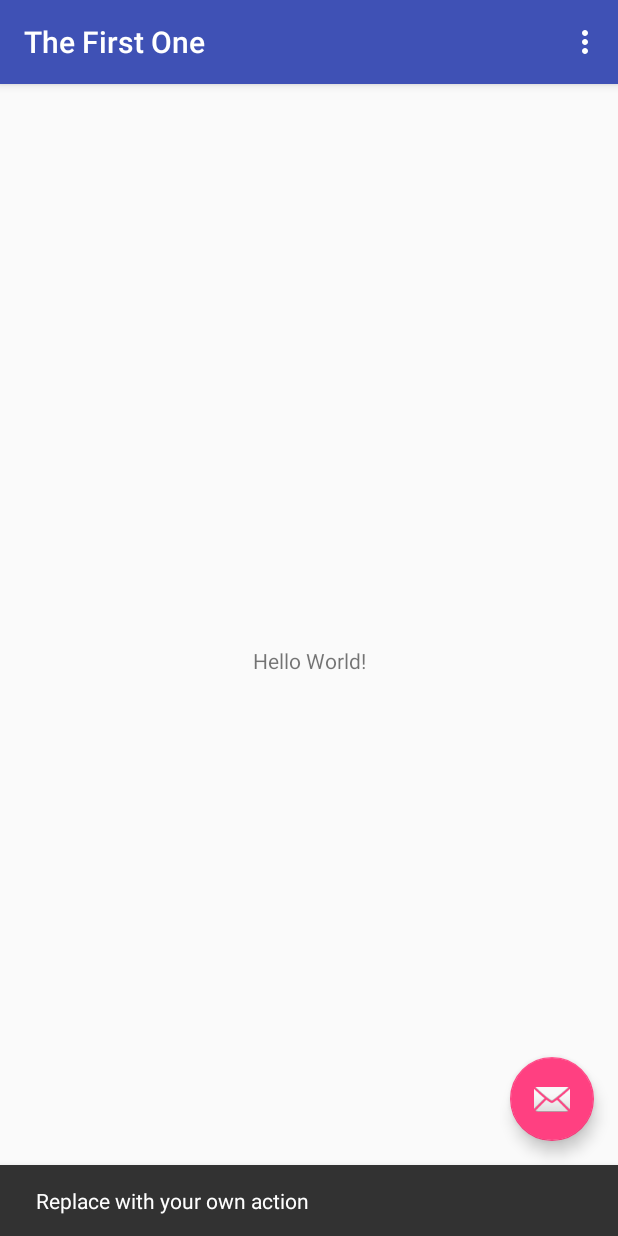
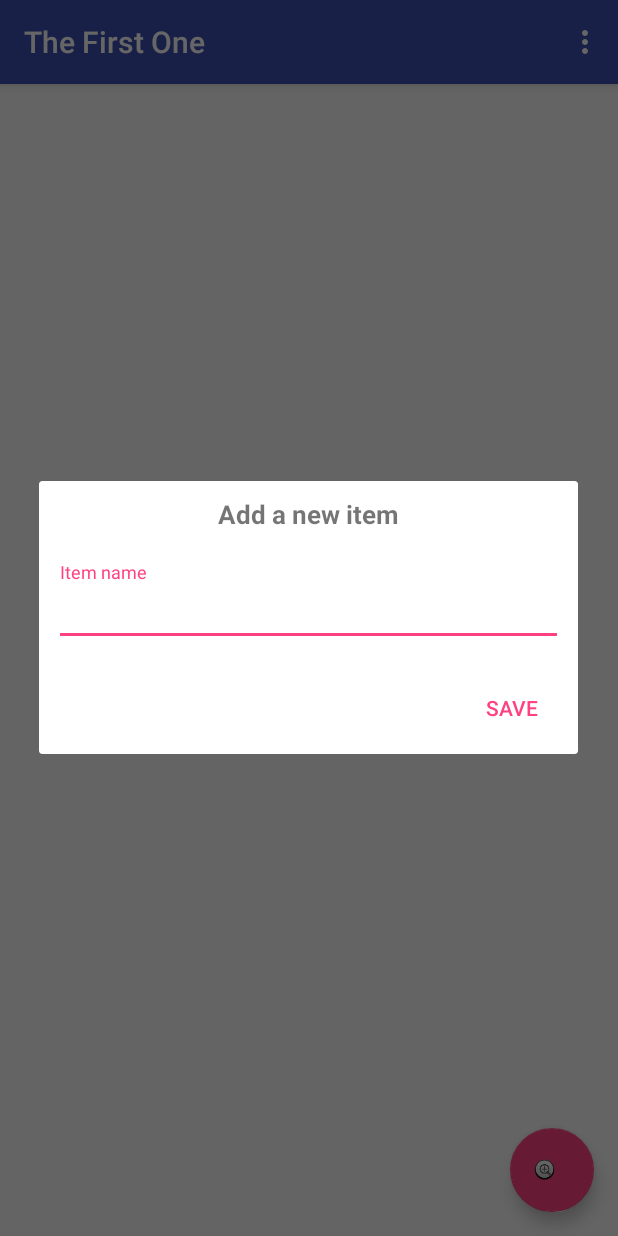
Before and after one commit to HaasBarnard/TheFirstOne, an Android app: the screen it shows after launch (MainActivity), after a tap on an icon or button, on a phone screen of 412 x 824 dp. Run offline under Robolectric (Android 15) with nearby library versions, the phone set to English and light mode, and no system bars; 1 statement that could not run was skipped.

Commit message:
Fixes from local project

```diff
--- a/app/build.gradle
+++ b/app/build.gradle
@@ -26,4 +26,6 @@ dependencies {
     testImplementation 'junit:junit:4.12'
     androidTestImplementation 'com.android.support.test:runner:1.0.1'
     androidTestImplementation 'com.android.support.test.espresso:espresso-core:3.0.1'
+
+    compile 'com.github.satyan:sugar:1.3'
 }
--- /dev/null
+++ b/app/src/main/java/com/example/hanno/thefirstone/GroceryItemAdapter.java
@@ -0,0 +1,81 @@
+package com.example.hanno.thefirstone;
+
+import android.content.Context;
+import android.support.annotation.NonNull;
+import android.support.annotation.Nullable;
+import android.view.LayoutInflater;
+import android.view.View;
+import android.view.ViewGroup;
+import android.widget.ArrayAdapter;
+import android.widget.TextView;
+
+import java.util.ArrayList;
+import java.util.zip.Inflater;
+
+/**
+ * Created by hanno on 2017/12/20.
+ */
+
+public class GroceryItemAdapter extends ArrayAdapter<GroceryItem>
+{
+    ArrayList<GroceryItem> m_groceryItems;
+    Context m_context;
+
+    public GroceryItemAdapter(@NonNull Context context, int resource, ArrayList<GroceryItem> groceryItems)
+    {
+        super(context, resource);
+        m_groceryItems = groceryItems;
+        m_context = context;
+
+    }
+
+    @Nullable
+    @Override
+    public GroceryItem getItem(int position)
+    {
+        return super.getItem(position);
+    }
+
+    @Override
+    public int getCount()
+    {
+        return m_groceryItems.size();
+    }
+
+    @Override
+    public long getItemId(int position)
+    {
+        return m_groceryItems.get(position).getId();
+    }
+
+    @NonNull
+    @Override
+    public View getView(int position, @Nullable View convertView, @NonNull ViewGroup parent)
+    {
+        GroceryItem currentItem = m_groceryItems.get(position);
+
+        View view = convertView;
+
+        if (convertView == null)
+        {
+            LayoutInflater inflater = (LayoutInflater)getContext().getSystemService(Context.LAYOUT_INFLATER_SERVICE);
+            view = inflater.inflate(R.layout.row_grocery_item, null);
+        }
+
+        TextView itemName = view.findViewById(R.id.txtvw_ItemName);
+
+        itemName.setText(currentItem.getName());
+
+        return view;
+    }
+
+    public ArrayList<GroceryItem> getGroceryItems()
+    {
+        return m_groceryItems;
+    }
+
+    public void setGroceryItems(ArrayList<GroceryItem> m_groceryItems)
+    {
+        this.m_groceryItems = m_groceryItems;
+    }
+}
--- a/app/src/main/java/com/example/hanno/thefirstone/MainActivity.java
+++ b/app/src/main/java/com/example/hanno/thefirstone/MainActivity.java
@@ -1,32 +1,149 @@
 package com.example.hanno.thefirstone;
 
+import android.content.Context;
+import android.content.DialogInterface;
 import android.os.Bundle;
 import android.support.design.widget.FloatingActionButton;
 import android.support.design.widget.Snackbar;
+import android.support.design.widget.TextInputEditText;
+import android.support.v7.app.AlertDialog;
 import android.support.v7.app.AppCompatActivity;
 import android.support.v7.widget.Toolbar;
+import android.view.LayoutInflater;
 import android.view.View;
 import android.view.Menu;
 import android.view.MenuItem;
+import android.widget.AdapterView;
+import android.widget.ArrayAdapter;
+import android.widget.ListView;
+import android.widget.Toast;
 
-public class MainActivity extends AppCompatActivity {
+import java.util.ArrayList;
+
+public class MainActivity extends AppCompatActivity
+{
+    ArrayList<GroceryItem> groceryItems;
+    ListView m_listView;
+    GroceryItemAdapter m_groceryItemAdapter;
 
     @Override
-    protected void onCreate(Bundle savedInstanceState) {
+    protected void onCreate(Bundle savedInstanceState)
+    {
         super.onCreate(savedInstanceState);
         setContentView(R.layout.activity_main);
         Toolbar toolbar = (Toolbar) findViewById(R.id.toolbar);
         setSupportActionBar(toolbar);
 
+
+        m_listView = (ListView) findViewById(R.id.lstvw_GroceryItem);
+
+//        GroceryItem one = new GroceryItem();
+//
+//        one.setName("The first one");
+
+//        groceryItems = new ArrayList<>();
+//        groceryItems.add(one);
+
+        loadGroceryItemsFromDB();
+
+        m_groceryItemAdapter = new GroceryItemAdapter(this, R.layout.row_grocery_item, groceryItems);
+
+        m_listView.setAdapter(m_groceryItemAdapter);
+
+        m_listView.setOnItemLongClickListener(itemLongClickListener);
+
+        m_groceryItemAdapter.notifyDataSetChanged();
+
         FloatingActionButton fab = (FloatingActionButton) findViewById(R.id.fab);
-        fab.setOnClickListener(new View.OnClickListener() {
-            @Override
-            public void onClick(View view) {
-                Snackbar.make(view, "Replace with your own action", Snackbar.LENGTH_LONG)
-                        .setAction("Action", null).show();
-            }
-        });
+        fab.setOnClickListener(fabClickListener);
     }
+
+    private void loadGroceryItemsFromDB()
+    {
+//        groceryItems = new ArrayList<>(GroceryItem.listAll(GroceryItem.class));
+        groceryItems = (ArrayList<GroceryItem>)(GroceryItem.listAll(GroceryItem.class));
+
+        if (groceryItems == null)
+        {
+            groceryItems = new ArrayList<>();
+        }
+
+//        m_groceryItemAdapter.setGroceryItems(groceryItems);
+//        m_groceryItemAdapter.notifyDataSetChanged();
+    }
+
+    View.OnClickListener fabClickListener = new View.OnClickListener()
+    {
+        @Override
+        public void onClick(View v)
+        {
+            AlertDialog.Builder builder = new AlertDialog.Builder(MainActivity.this);
+
+            LayoutInflater layoutInflater = (LayoutInflater)MainActivity.this.getSystemService(Context.LAYOUT_INFLATER_SERVICE);
+
+            View inflatedView = layoutInflater.inflate(R.layout.dialog_add_grocery_item, null);
+
+            final TextInputEditText tilTextName = (TextInputEditText) inflatedView.findViewById(R.id.groceryDialog_name);
+
+            builder.setView(inflatedView);
+
+            builder.setPositiveButton("Save", new DialogInterface.OnClickListener()
+            {
+                @Override
+                public void onClick(DialogInterface dialog, int which)
+                {
+                    if(tilTextName.getText().toString().isEmpty())
+                    {
+                        Toast.makeText(MainActivity.this, "Please enter name", Toast.LENGTH_SHORT).show();
+                        return;
+                    }
+
+                    GroceryItem one = new GroceryItem();
+                    one.setName(tilTextName.getText().toString());
+
+                    one.save();
+
+                    loadGroceryItemsFromDB();
+                    m_groceryItemAdapter.setGroceryItems(groceryItems);
+                    m_groceryItemAdapter.notifyDataSetChanged();
+                }
+            });
+
+            builder.create().show();
+        }
+    };
+
+    AdapterView.OnItemLongClickListener itemLongClickListener = new AdapterView.OnItemLongClickListener()
+    {
+        @Override
+        public boolean onItemLongClick(AdapterView<?> parent, View view, final int position, long id)
+        {
+            AlertDialog.Builder builder = new AlertDialog.Builder(MainActivity.this);
+
+            builder.setTitle("Delete?");
+            builder.setPositiveButton("Delete", new DialogInterface.OnClickListener()
+            {
+                @Override
+                public void onClick(DialogInterface dialog, int which)
+                {
+
+                    groceryItems.get(position).delete();
+
+                    loadGroceryItemsFromDB();
+                    m_groceryItemAdapter.setGroceryItems(groceryItems);
+                    m_groceryItemAdapter.notifyDataSetChanged();
+                }
+            });
+
+            builder.setNegativeButton("Cancel", null);
+
+            builder.create().show();
+
+            return true;
+        }
+    };
+
+
 
     @Override
     public boolean onCreateOptionsMenu(Menu menu) {
--- a/app/src/main/res/layout/activity_main.xml
+++ b/app/src/main/res/layout/activity_main.xml
@@ -1,5 +1,5 @@
 <?xml version="1.0" encoding="utf-8"?>
-<android.support.design.widget.CoordinatorLayout xmlns:android="http://schemas.android.com/apk/res/android"
+<RelativeLayout xmlns:android="http://schemas.android.com/apk/res/android"
     xmlns:app="http://schemas.android.com/apk/res-auto"
     xmlns:tools="http://schemas.android.com/tools"
     android:layout_width="match_parent"
@@ -7,9 +7,11 @@
     tools:context="com.example.hanno.thefirstone.MainActivity">
 
     <android.support.design.widget.AppBarLayout
+        android:id="@+id/appbar"
         android:layout_width="match_parent"
         android:layout_height="wrap_content"
-        android:theme="@style/AppTheme.AppBarOverlay">
+        android:theme="@style/AppTheme.AppBarOverlay"
+        android:layout_alignParentTop="true">
 
         <android.support.v7.widget.Toolbar
             android:id="@+id/toolbar"
@@ -20,14 +22,20 @@
 
     </android.support.design.widget.AppBarLayout>
 
-    <include layout="@layout/content_main" />
+    <ListView
+        android:id="@+id/lstvw_GroceryItem"
+        android:layout_width="match_parent"
+        android:layout_height="match_parent"
+        android:layout_below="@+id/appbar"
+        tools:listitem="@layout/row_grocery_item"/>
 
     <android.support.design.widget.FloatingActionButton
         android:id="@+id/fab"
         android:layout_width="wrap_content"
         android:layout_height="wrap_content"
-        android:layout_gravity="bottom|end"
         android:layout_margin="@dimen/fab_margin"
-        app:srcCompat="@android:drawable/ic_dialog_email" />
+        app:srcCompat="@android:drawable/btn_plus"
+        android:layout_alignParentBottom="true"
+        android:layout_alignParentRight="true"/>
 
-</android.support.design.widget.CoordinatorLayout>
+</RelativeLayout>
--- /dev/null
+++ b/app/src/main/res/layout/dialog_add_grocery_item.xml
@@ -0,0 +1,26 @@
+<?xml version="1.0" encoding="utf-8"?>
+<LinearLayout
+    xmlns:android="http://schemas.android.com/apk/res/android"
+    android:layout_width="match_parent"
+    android:layout_height="match_parent"
+    android:orientation="vertical">
+<TextView
+    android:layout_width="match_parent"
+    android:layout_height="wrap_content"
+    android:text="Add a new item"
+    android:gravity="center"
+    android:layout_margin="10dp"
+    android:textSize="17sp"
+    android:textStyle="bold"/>
+    <android.support.design.widget.TextInputLayout
+        android:layout_width="match_parent"
+        android:layout_height="wrap_content"
+        android:layout_margin="10dp">
+        <android.support.design.widget.TextInputEditText
+            android:id="@+id/groceryDialog_name"
+            android:layout_width="match_parent"
+            android:layout_height="wrap_content"
+            android:hint="Item name"/>
+    </android.support.design.widget.TextInputLayout>
+
+</LinearLayout>
```
Also changed, not shown: app/src/main/AndroidManifest.xml (+11 -2 lines), app/src/main/java/com/example/hanno/thefirstone/GroceryItem.java (added, +64 -0 lines), app/src/main/res/layout/row_grocery_item.xml (added, +12 -0 lines), app/src/main/res/mipmap-hdpi/ic_launch.png (added), app/src/main/res/mipmap-mdpi/ic_launch.png (added), app/src/main/res/mipmap-xhdpi/ic_launch.png (added), app/src/main/res/mipmap-xxhdpi/ic_launch.png (added), app/src/main/res/mipmap-xxxhdpi/ic_launch.png (added).
